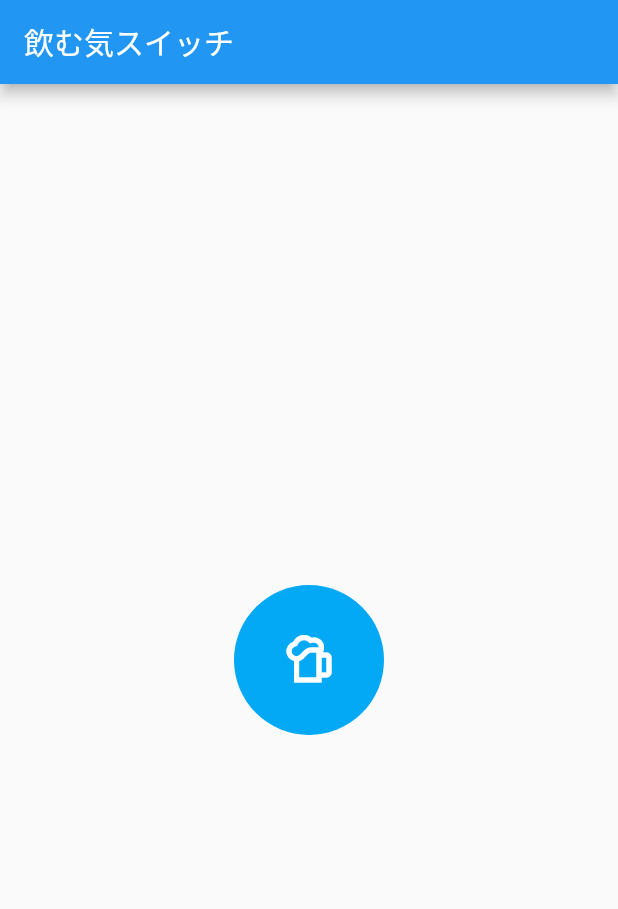
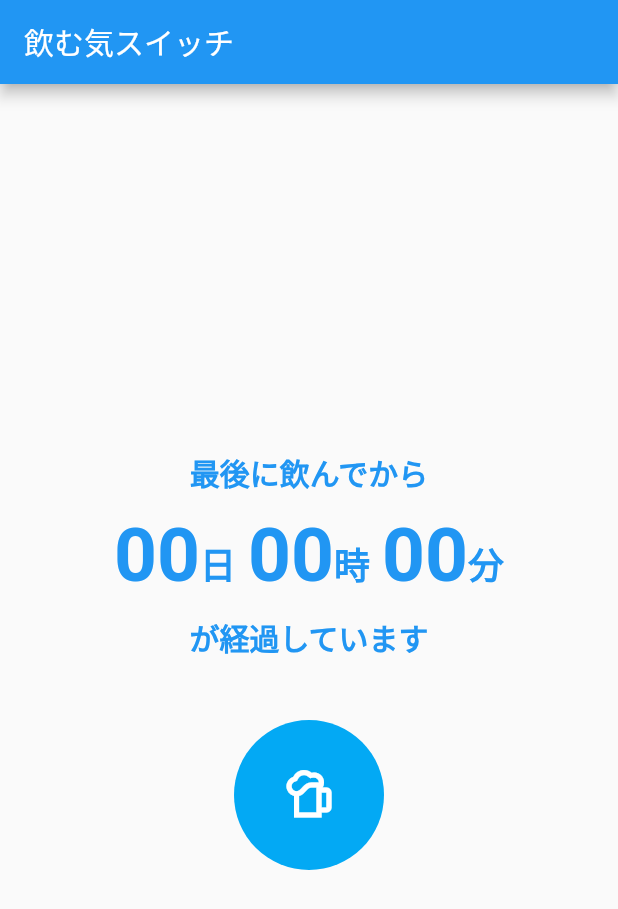
Before and after one commit to syuji-higa/nomuki-switch-app, a Flutter app: the screen it shows after launch, on a phone screen of 412 x 824 dp. Shown: the top 909 px of the screen. Run offline on Flutter 3.47's test engine with Material 2 defaults, Android fonts, the phone set to English and light mode, and no system bars.

Commit message:
feat: add elapsed time text

```diff
--- a/lib/main.dart
+++ b/lib/main.dart
@@ -17,8 +17,103 @@ class MyApp extends StatelessWidget {
       home: Scaffold(
         appBar: Header(),
         body: Center(
-          child: NomukiButton()
+          child: Column(
+            mainAxisAlignment: MainAxisAlignment.center,
+            children: <Widget>[
+              ElapsedTimeContainer(),
+              SizedBox(height: 40),
+              NomukiButton(),
+            ],
+          ),
         ),
+      ),
+    );
+  }
+}
+
+class ElapsedTimeContainer extends StatelessWidget {
+  @override
+  Widget build(BuildContext context) {
+    return Column(
+      mainAxisAlignment: MainAxisAlignment.center,
+      children: <Widget>[
+        ElapsedTimeDescText('最後に飲んでから'),
+        ElapsedTime(),
+        SizedBox(height: 10),
+        ElapsedTimeDescText('が経過しています'),
+      ],
+    );
+  }
+}
+
+class ElapsedTimeDescText extends StatelessWidget {
+  final String text;
+  ElapsedTimeDescText(this.text);
+  @override
+  Widget build(BuildContext context) {
+    return Text(
+      text,
+      style: TextStyle(
+        fontWeight: FontWeight.bold,
+        fontSize: 20,
+        color: Theme.of(context).primaryColor,
+      )
+    );
+  }
+}
+
+class ElapsedTime extends StatelessWidget {
+  @override
+  Widget build(BuildContext context) {
+    return Row(
+      mainAxisAlignment: MainAxisAlignment.center,
+      crossAxisAlignment: CrossAxisAlignment.end,
+      children: <Widget>[
+        ElapsedTimeValue('00'),
+        ElapsedTimeUnit('日'),
+        SizedBox(width: 8),
+        ElapsedTimeValue('00'),
+        ElapsedTimeUnit('時'),
+        SizedBox(width: 8),
+        ElapsedTimeValue('00'),
+        ElapsedTimeUnit('分'),
+      ]
+    );
+  }
+}
+
+class ElapsedTimeValue extends StatelessWidget {
+  final String value;
+  ElapsedTimeValue(this.value);
+  @override
+  Widget build(BuildContext context) {
+    return Text(
+      value,
+      style: TextStyle(
+        fontWeight: FontWeight.bold,
+        fontSize: 50,
+        color: Theme.of(context).primaryColor,
+      ),
+      strutStyle: StrutStyle(
+        fontSize: 50.0,
+      ),
+    );
+  }
+}
+
+class ElapsedTimeUnit extends StatelessWidget {
+  final String unit;
+  ElapsedTimeUnit(this.unit);
+  Widget build(BuildContext context) {
+    return Text(
+      unit,
+      style: TextStyle(
+        fontWeight: FontWeight.bold,
+        fontSize: 24,
+        color: Theme.of(context).primaryColor,
+      ),
+      strutStyle: StrutStyle(
+        fontSize: 60.0,
       ),
     );
   }
```
